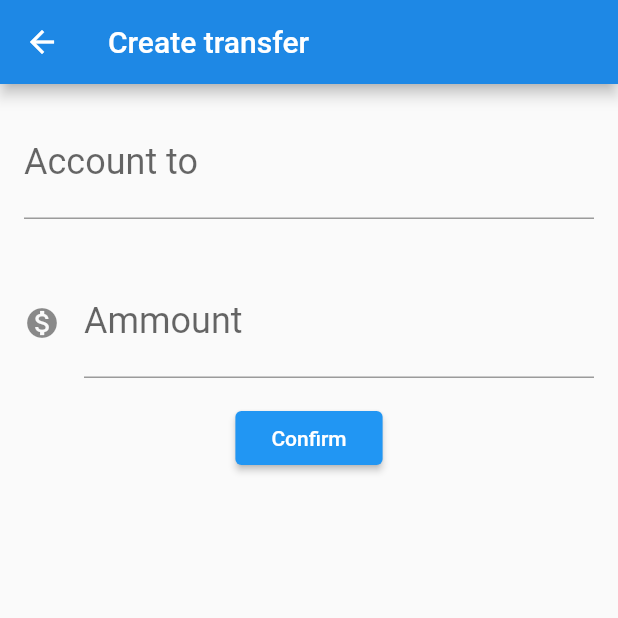
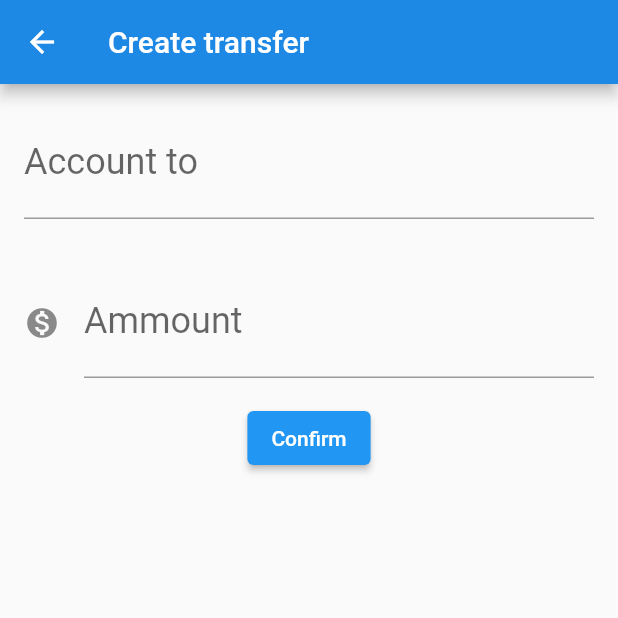
Before and after one commit to matheusfrancisco/flutter-app-transfer, a Flutter app: the TransferForm screen opened directly, on a phone screen of 412 x 824 dp, the top half of it. Run offline on Flutter 3.47's test engine with Material 2 defaults, Android fonts, the phone set to English and light mode, and no system bars.

Commit message:
fixes components

```diff
--- a/bytebank/lib/screens/transfer/form.dart
+++ b/bytebank/lib/screens/transfer/form.dart
@@ -36,7 +36,7 @@ class FormTransfer extends State<TransferForm> {
                   title: _valueFieldAmmount['title'],
                   tip:  _valueFieldAmmount['tip'],
                   icon: Icons.monetization_on),
-              RaisedButton(
+              ElevatedButton(
                   onPressed: () => _createTransfer(context),
                   child: Text(_buttonText))
             ],
--- a/bytebank/lib/screens/transfer/list.dart
+++ b/bytebank/lib/screens/transfer/list.dart
@@ -9,7 +9,7 @@ import 'form.dart';
 const _titleAppBar = 'Transfer';
 
 class TransferList extends StatefulWidget {
-  final List<Transfer> _transfers = List();
+  final List<Transfer> _transfers = [];
 
   @override
   State<StatefulWidget> createState() {
```
Also changed, not shown: bytebank/pubspec.lock.
